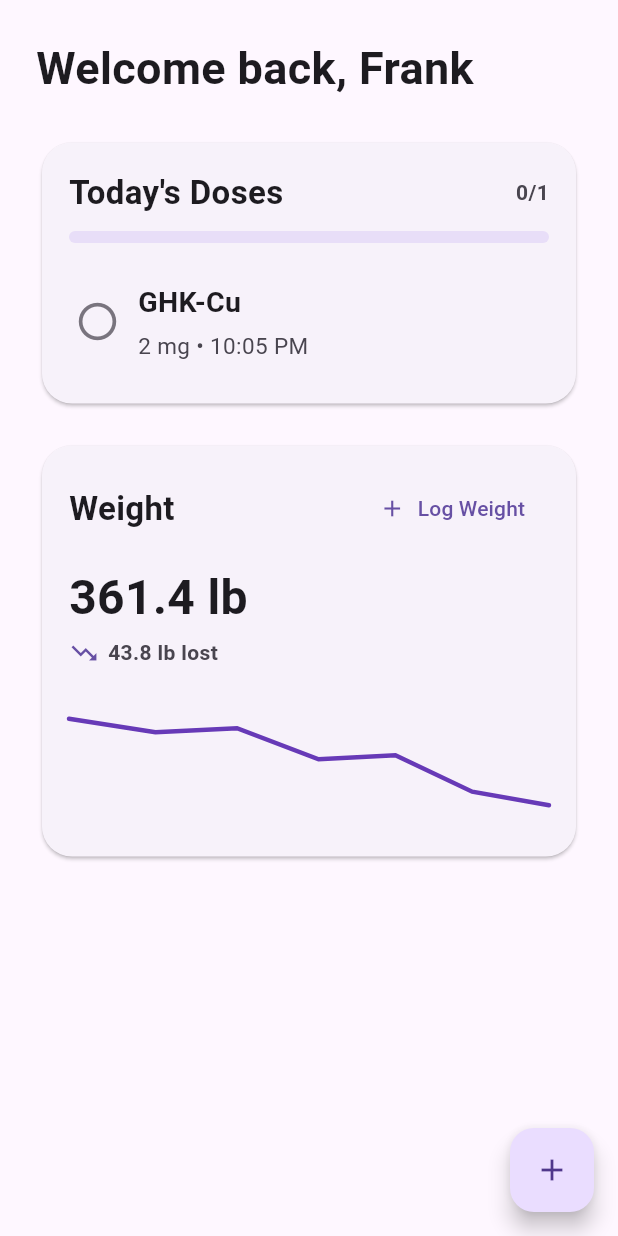
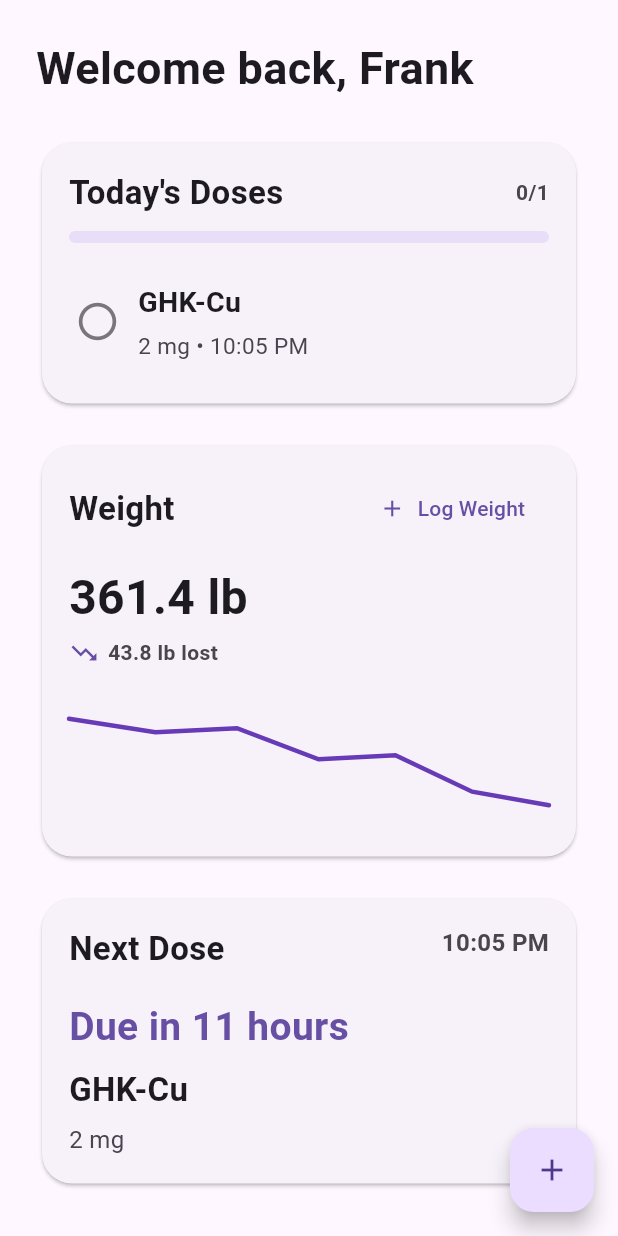
Before and after one commit to Pandler77/project-ghost, a Flutter app: the screen it shows after launch, on a phone screen of 412 x 824 dp. Run offline on Flutter 3.47's test engine with Material 3 defaults, Android fonts, the phone set to English and light mode, and no system bars.

Commit message:
Complete Sprint 2 Dashboard

```diff
--- a/lib/screens/dashboard_screen.dart
+++ b/lib/screens/dashboard_screen.dart
@@ -7,6 +7,7 @@ import '../services/protocol_service.dart';
 import '../widgets/dashboard_header.dart';
 import '../widgets/today_doses_card.dart';
 import '../widgets/weight_card.dart';
+import '../widgets/next_dose_card.dart';
 
 class DashboardScreen extends StatefulWidget {
   const DashboardScreen({super.key});
@@ -21,6 +22,7 @@ class _DashboardScreenState extends State<DashboardScreen> {
 
   late final List<Protocol> protocols;
   late final List<Dose> doses;
+  Dose? nextDose;
 
   @override
   void initState() {
@@ -28,6 +30,7 @@ class _DashboardScreenState extends State<DashboardScreen> {
 
     protocols = protocolService.getAllProtocols();
     doses = doseService.getTodaysDoses(protocols);
+    nextDose = doseService.getNextDose(protocols);
   }
 
   @override
@@ -90,6 +93,9 @@ class _DashboardScreenState extends State<DashboardScreen> {
                 );
               },
             ),
+            const SizedBox(height: 20),
+
+            NextDoseCard(dose: nextDose),
           ],
         ),
       ),
--- a/lib/services/dose_service.dart
+++ b/lib/services/dose_service.dart
@@ -6,9 +6,7 @@ class DoseService {
   List<Dose> getTodaysDoses(List<Protocol> protocols) {
     final now = DateTime.now();
 
-    return protocols
-        .where(_isDoseToday)
-        .map((protocol) {
+    return protocols.where(_isDoseToday).map((protocol) {
       return Dose(
         protocolId: protocol.id,
         protocolName: protocol.name,
@@ -21,8 +19,101 @@ class DoseService {
           protocol.schedule.minute,
         ),
       );
-        })
-        .toList();
+    }).toList();
+  }
+
+  Dose? getNextDose(List<Protocol> protocols) {
+    if (protocols.isEmpty) {
+      return null;
+    }
+
+    final upcomingDoses = protocols.map(_createNextDose).toList()
+      ..sort(
+        (first, second) => first.scheduledFor.compareTo(second.scheduledFor),
+      );
+
+    return upcomingDoses.first;
+  }
+
+  Dose _createNextDose(Protocol protocol) {
+    final now = DateTime.now();
+
+    final startDate = DateTime(
+      protocol.schedule.startDate.year,
+      protocol.schedule.startDate.month,
+      protocol.schedule.startDate.day,
+      protocol.schedule.hour,
+      protocol.schedule.minute,
+    );
+
+    DateTime nextScheduledDate;
+
+    switch (protocol.schedule.type) {
+      case ScheduleType.daily:
+        final todayScheduled = DateTime(
+          now.year,
+          now.month,
+          now.day,
+          protocol.schedule.hour,
+          protocol.schedule.minute,
+        );
+
+        if (now.isBefore(startDate)) {
+          nextScheduledDate = startDate;
+        } else if (now.isBefore(todayScheduled)) {
+          nextScheduledDate = todayScheduled;
+        } else {
+          nextScheduledDate = todayScheduled.add(const Duration(days: 1));
+        }
+
+      case ScheduleType.everyXDays:
+        final intervalDays = protocol.schedule.intervalDays!;
+
+        if (now.isBefore(startDate)) {
+          nextScheduledDate = startDate;
+          break;
+        }
+
+        final startDay = DateTime(
+          startDate.year,
+          startDate.month,
+          startDate.day,
+        );
+
+        final today = DateTime(now.year, now.month, now.day);
+
+        final daysSinceStart = today.difference(startDay).inDays;
+        final remainder = daysSinceStart % intervalDays;
+
+        var daysUntilNext = remainder == 0 ? 0 : intervalDays - remainder;
+
+        nextScheduledDate = DateTime(
+          today.year,
+          today.month,
+          today.day + daysUntilNext,
+          protocol.schedule.hour,
+          protocol.schedule.minute,
+        );
+
+        if (!nextScheduledDate.isAfter(now)) {
+          daysUntilNext += intervalDays;
+
+          nextScheduledDate = DateTime(
+            today.year,
+            today.month,
+            today.day + daysUntilNext,
+            protocol.schedule.hour,
+            protocol.schedule.minute,
+          );
+        }
+    }
+
+    return Dose(
+      protocolId: protocol.id,
+      protocolName: protocol.name,
+      amount: protocol.dose,
+      scheduledFor: nextScheduledDate,
+    );
   }
 
   bool _isDoseToday(Protocol protocol) {
@@ -34,11 +125,7 @@ class DoseService {
       protocol.schedule.startDate.day,
     );
 
-    final currentDate = DateTime(
-      today.year,
-      today.month,
-      today.day,
-    );
+    final currentDate = DateTime(today.year, today.month, today.day);
 
     final daysBetween = currentDate.difference(startDate).inDays;
 
--- /dev/null
+++ b/lib/widgets/next_dose_card.dart
@@ -0,0 +1,150 @@
+import 'package:flutter/material.dart';
+
+import '../models/dose.dart';
+
+class NextDoseCard extends StatelessWidget {
+  const NextDoseCard({required this.dose, super.key});
+
+  final Dose? dose;
+
+  @override
+  Widget build(BuildContext context) {
+    if (dose == null) {
+      return const SizedBox.shrink();
+    }
+
+    return Card(
+      elevation: 1,
+      shape: RoundedRectangleBorder(borderRadius: BorderRadius.circular(20)),
+      child: Padding(
+        padding: const EdgeInsets.all(18),
+        child: Column(
+          crossAxisAlignment: CrossAxisAlignment.start,
+          children: [
+            Row(
+              crossAxisAlignment: CrossAxisAlignment.start,
+              children: [
+                const Expanded(
+                  child: Text(
+                    'Next Dose',
+                    style: TextStyle(fontSize: 22, fontWeight: FontWeight.bold),
+                  ),
+                ),
+                Text(
+                  _formatTime(dose!.scheduledFor),
+                  style: TextStyle(
+                    fontSize: 16,
+                    fontWeight: FontWeight.w600,
+                    color: Theme.of(context).colorScheme.onSurfaceVariant,
+                  ),
+                ),
+              ],
+            ),
+
+            const SizedBox(height: 18),
+
+            Text(
+              _formatRelativeTime(dose!.scheduledFor),
+              style: TextStyle(
+                fontSize: 26,
+                fontWeight: FontWeight.bold,
+                color: Theme.of(context).colorScheme.primary,
+              ),
+            ),
+
+            const SizedBox(height: 8),
+
+            Text(
+              dose!.protocolName,
+              style: const TextStyle(fontSize: 22, fontWeight: FontWeight.w600),
+            ),
+
+            const SizedBox(height: 6),
+
+            Text(
+              dose!.amount,
+              style: TextStyle(
+                color: Theme.of(context).colorScheme.onSurfaceVariant,
+                fontSize: 16,
+              ),
+            ),
+          ],
+        ),
+      ),
+    );
+  }
+
+  static String _formatRelativeTime(DateTime scheduledFor) {
+    final now = DateTime.now();
+    final difference = scheduledFor.difference(now);
+
+    final today = DateTime(now.year, now.month, now.day);
+
+    final scheduledDay = DateTime(
+      scheduledFor.year,
+      scheduledFor.month,
+      scheduledFor.day,
+    );
+
+    final dayDifference = scheduledDay.difference(today).inDays;
+
+    if (difference.inMinutes <= 1 && difference.inMinutes >= 0) {
+      return 'Due now';
+    }
+
+    if (dayDifference == 0) {
+      if (difference.inMinutes < 60) {
+        return 'Due in ${difference.inMinutes} min';
+      }
+
+      final hours = difference.inHours;
+
+      return hours == 1 ? 'Due in 1 hour' : 'Due in $hours hours';
+    }
+
+    if (dayDifference == 1) {
+      return 'Tomorrow';
+    }
+
+    if (dayDifference < 7) {
+      return _weekdayName(scheduledFor.weekday);
+    }
+
+    return '${scheduledFor.month}/${scheduledFor.day}/${scheduledFor.year}';
+  }
+
+  static String _weekdayName(int weekday) {
+    switch (weekday) {
+      case DateTime.monday:
+        return 'Monday';
+      case DateTime.tuesday:
+        return 'Tuesday';
+      case DateTime.wednesday:
+        return 'Wednesday';
+      case DateTime.thursday:
+        return 'Thursday';
+      case DateTime.friday:
+        return 'Friday';
+      case DateTime.saturday:
+        return 'Saturday';
+      case DateTime.sunday:
+        return 'Sunday';
+      default:
+        return '';
+    }
+  }
+
+  static String _formatTime(DateTime time) {
+    final hour = time.hour == 0
+        ? 12
+        : time.hour > 12
+        ? time.hour - 12
+        : time.hour;
+
+    final minute = time.minute.toString().padLeft(2, '0');
+
+    final period = time.hour >= 12 ? 'PM' : 'AM';
+
+    return '$hour:$minute $period';
+  }
+}
--- a/lib/widgets/today_doses_card.dart
+++ b/lib/widgets/today_doses_card.dart
@@ -40,6 +40,10 @@ class _TodayDosesCardState extends State<TodayDosesCard> {
     return Card(
       elevation: 1,
       shape: RoundedRectangleBorder(borderRadius: BorderRadius.circular(20)),
+      child: AnimatedSize(
+        duration: const Duration(milliseconds: 300),
+        curve: Curves.easeOutCubic,
+        alignment: Alignment.topCenter,
         child: Padding(
           padding: const EdgeInsets.all(18),
           child: Column(
@@ -51,7 +55,10 @@ class _TodayDosesCardState extends State<TodayDosesCard> {
                   const Expanded(
                     child: Text(
                       'Today\'s Doses',
-                    style: TextStyle(fontSize: 22, fontWeight: FontWeight.bold),
+                      style: TextStyle(
+                        fontSize: 22,
+                        fontWeight: FontWeight.bold,
+                      ),
                     ),
                   ),
                   Text(
@@ -67,9 +74,19 @@ class _TodayDosesCardState extends State<TodayDosesCard> {
               const SizedBox(height: 10),
 
               // Progress bar
-            ClipRRect(
+              TweenAnimationBuilder<double>(
+                tween: Tween<double>(begin: 0, end: progress),
+                duration: const Duration(milliseconds: 350),
+                curve: Curves.easeOutCubic,
+                builder: (context, animatedProgress, child) {
+                  return ClipRRect(
                     borderRadius: BorderRadius.circular(10),
-              child: LinearProgressIndicator(value: progress, minHeight: 8),
+                    child: LinearProgressIndicator(
+                      value: animatedProgress,
+                      minHeight: 8,
+                    ),
+                  );
+                },
               ),
 
               const SizedBox(height: 16),
@@ -96,7 +113,9 @@ class _TodayDosesCardState extends State<TodayDosesCard> {
                     children: [
                       CircleAvatar(
                         backgroundColor: Theme.of(context).colorScheme.primary,
-                      foregroundColor: Theme.of(context).colorScheme.onPrimary,
+                        foregroundColor: Theme.of(
+                          context,
+                        ).colorScheme.onPrimary,
                         child: const Icon(Icons.check),
                       ),
                       const SizedBox(width: 14),
@@ -181,7 +200,11 @@ class _TodayDosesCardState extends State<TodayDosesCard> {
                 if (_showCompleted) ...[
                   const SizedBox(height: 6),
 
-                for (var index = 0; index < completedDoses.length; index++) ...[
+                  for (
+                    var index = 0;
+                    index < completedDoses.length;
+                    index++
+                  ) ...[
                     _CompletedDoseRow(
                       dose: completedDoses[index],
                       onRemove: () {
@@ -194,6 +217,7 @@ class _TodayDosesCardState extends State<TodayDosesCard> {
                 ],
               ],
             ],
+          ),
         ),
       ),
     );
```
Lines whose indentation alone changed are shown as unchanged.
